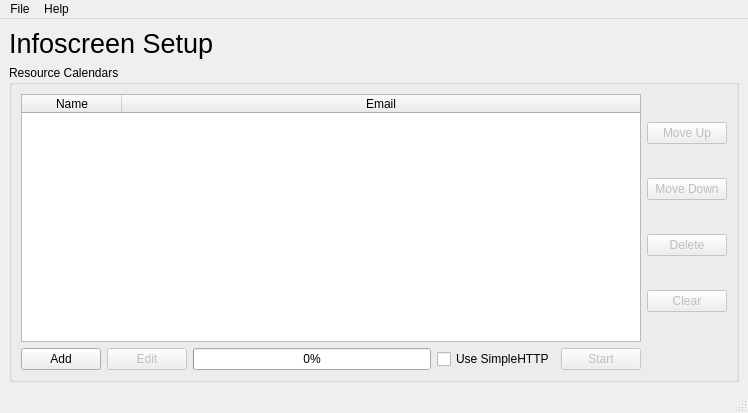
Before: the Qt Designer form CalendarInfoscreen/ui/InfoScreen.ui in karivatj/Script-Tools, drawn with Qt 5.
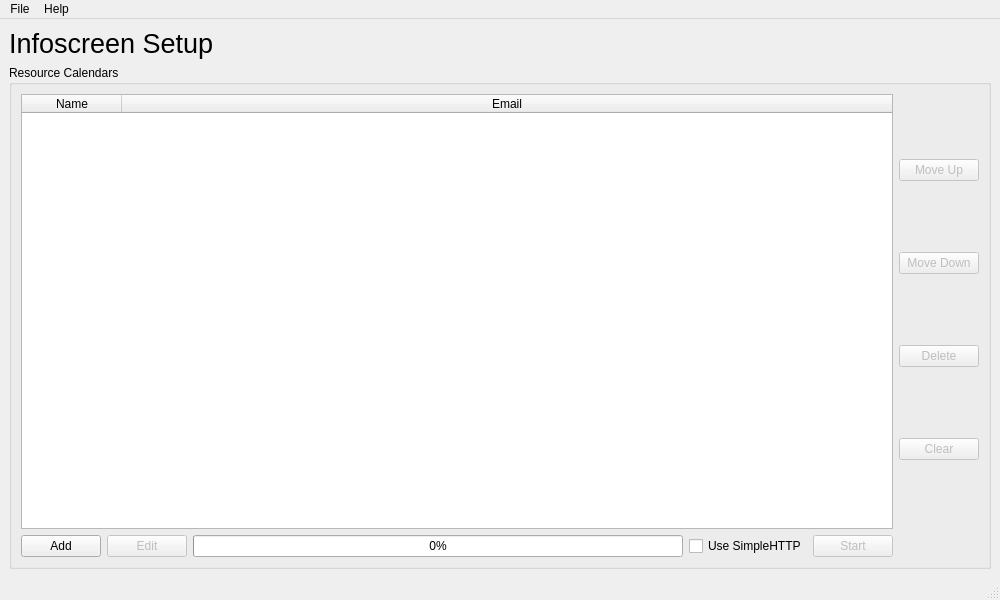
After: the same form once the commit is applied.

The edit to the form file:
```diff
--- a/CalendarInfoscreen/ui/InfoScreen.ui
+++ b/CalendarInfoscreen/ui/InfoScreen.ui
@@ -6,8 +6,8 @@
    <rect>
     <x>0</x>
     <y>0</y>
-    <width>748</width>
-    <height>413</height>
+    <width>1000</width>
+    <height>600</height>
    </rect>
   </property>
   <property name="windowTitle">
@@ -163,8 +163,8 @@
     <rect>
      <x>0</x>
      <y>0</y>
-     <width>748</width>
-     <height>21</height>
+     <width>1000</width>
+     <height>26</height>
     </rect>
    </property>
    <widget class="QMenu" name="menuFile">
```
